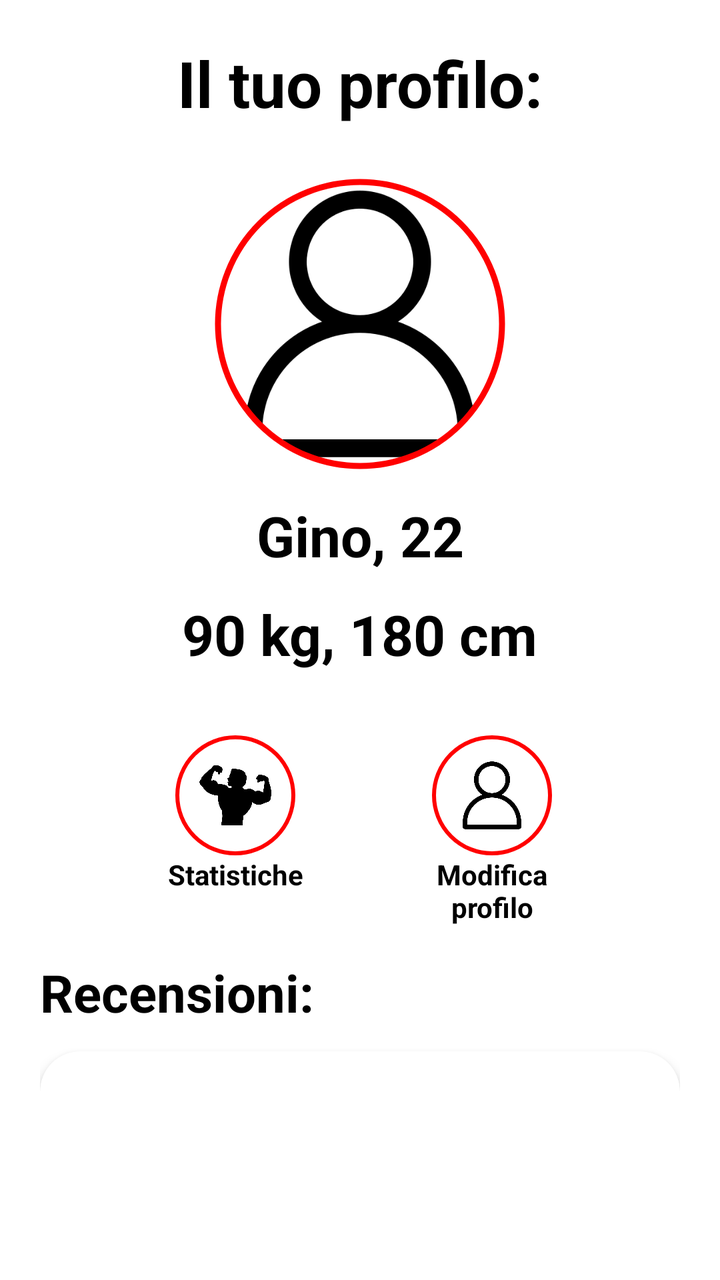
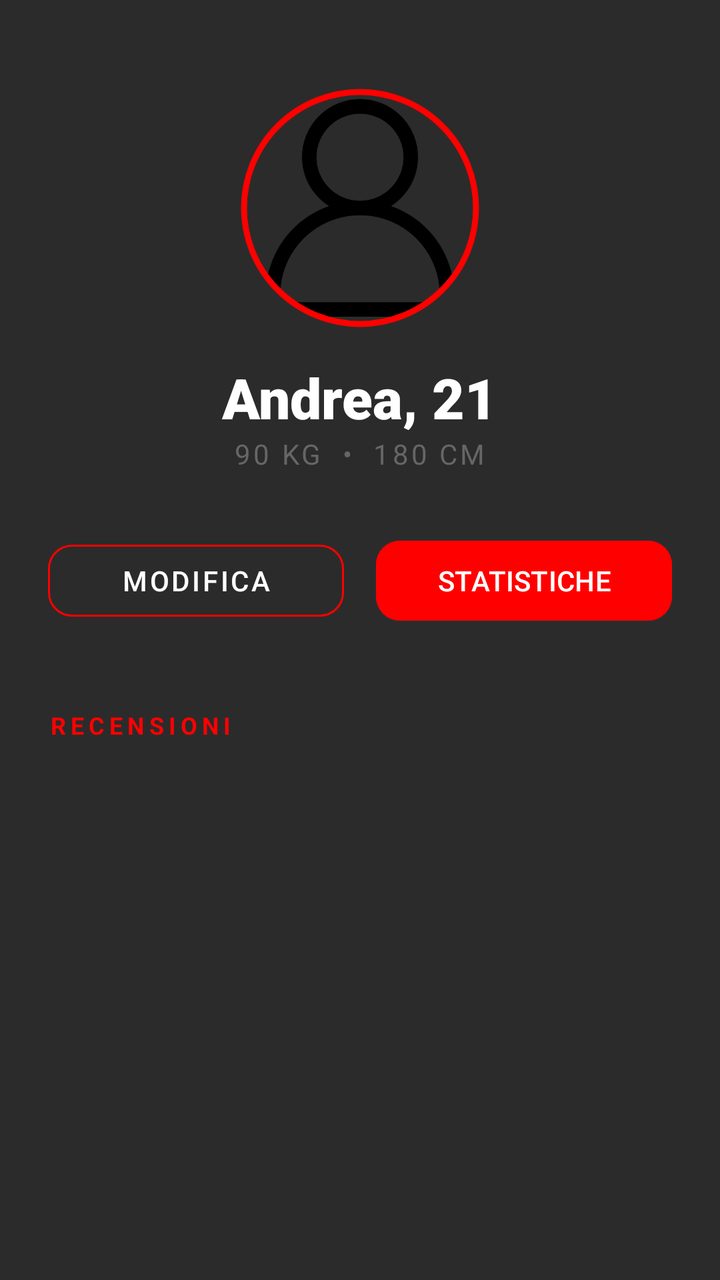

Before-and-after screenshots of an Android layout around one commit, followed by the original layout XML and the change that was made.
<!-- AndroidManifest.xml: application theme Theme.FightHub -->
<!-- res/layout/fragment_main_profilo_utente.xml -->
<?xml version="1.0" encoding="utf-8"?>
<androidx.core.widget.NestedScrollView xmlns:android="http://schemas.android.com/apk/res/android"
    xmlns:app="http://schemas.android.com/apk/res-auto"
    xmlns:tools="http://schemas.android.com/tools"
    android:layout_width="match_parent"
    android:layout_height="match_parent"
    android:background="@color/white"
    android:fillViewport="true">

    <androidx.constraintlayout.widget.ConstraintLayout
        android:layout_width="match_parent"
        android:layout_height="wrap_content"
        android:padding="20dp">

        <androidx.fragment.app.FragmentContainerView
            android:id="@+id/fragment_profilo_container"
            android:layout_width="match_parent"
            android:layout_height="match_parent"
            app:layout_constraintBottom_toBottomOf="parent"
            app:layout_constraintEnd_toEndOf="parent"
            app:layout_constraintStart_toStartOf="parent"
            app:layout_constraintTop_toTopOf="parent" />

        <TextView
            android:id="@+id/tvTitolo"
            android:layout_width="wrap_content"
            android:layout_height="wrap_content"
            android:text="Il tuo profilo:"
            android:textColor="@color/black"
            android:textSize="32sp"
            android:textStyle="bold"
            app:layout_constraintEnd_toEndOf="parent"
            app:layout_constraintStart_toStartOf="parent"
            app:layout_constraintTop_toTopOf="parent" />

        <com.google.android.material.imageview.ShapeableImageView
            android:id="@+id/ivProfilo"
            android:layout_width="150dp"
            android:layout_height="150dp"
            android:layout_marginTop="24dp"
            android:padding="4dp"
            android:scaleType="centerCrop"
            android:clickable="true"
            android:focusable="true"
            android:onClick="apriProfilo"
            android:src="@drawable/icona_profilo_navbar"
            app:layout_constraintEnd_toEndOf="parent"
            app:layout_constraintStart_toStartOf="parent"
            app:layout_constraintTop_toBottomOf="@id/tvTitolo"
            app:shapeAppearanceOverlay="@style/CircleImage"
            app:strokeColor="#FF0000"
            app:strokeWidth="3dp" />

        <TextView
            android:id="@+id/tvNomeEta"
            android:layout_width="wrap_content"
            android:layout_height="wrap_content"
            android:layout_marginTop="12dp"
            android:text="Gino, 22"
            android:textColor="@color/black"
            android:textSize="28sp"
            android:textStyle="bold"
            app:layout_constraintEnd_toEndOf="parent"
            app:layout_constraintStart_toStartOf="parent"
            app:layout_constraintTop_toBottomOf="@id/ivProfilo" />
        <TextView
            android:id="@+id/tvPesoAltezza"
            android:layout_width="wrap_content"
            android:layout_height="wrap_content"
            android:layout_marginTop="12dp"
            android:text="90 kg, 180 cm"
            android:textColor="@color/black"
            android:textSize="28sp"
            android:textStyle="bold"
            app:layout_constraintEnd_toEndOf="parent"
            app:layout_constraintStart_toStartOf="parent"
            app:layout_constraintTop_toBottomOf="@id/tvNomeEta" />
        <LinearLayout
        android:id="@+id/btnStatistiche"
        android:layout_width="wrap_content"
        android:layout_height="wrap_content"
        android:layout_marginTop="32dp"
        android:gravity="center"
        android:orientation="vertical"
        app:layout_constraintEnd_toStartOf="@+id/btnModifica"
        app:layout_constraintHorizontal_bias="0.5"
        app:layout_constraintStart_toStartOf="parent"
        app:layout_constraintTop_toBottomOf="@id/tvPesoAltezza">
            <ImageView
        android:layout_width="60dp"
        android:layout_height="60dp"
        android:background="@drawable/circle_border_red"
        android:padding="12dp"
        android:src="@drawable/icona_uomo_navbar" />

        <TextView
            android:layout_width="wrap_content"
            android:layout_height="wrap_content"
            android:text="Statistiche"
            android:textColor="@color/black"
            android:textStyle="bold" />
    </LinearLayout>

        <LinearLayout
            android:id="@+id/btnModifica"
            android:layout_width="wrap_content"
            android:layout_height="wrap_content"
            android:gravity="center"
            android:orientation="vertical"
            app:layout_constraintEnd_toEndOf="parent"
            app:layout_constraintHorizontal_bias="0.5"
            app:layout_constraintStart_toEndOf="@+id/btnStatistiche"
            app:layout_constraintTop_toTopOf="@id/btnStatistiche">
            <ImageView
            android:layout_width="60dp"
            android:layout_height="60dp"
            android:background="@drawable/circle_border_red"
            android:padding="12dp"
            android:src="@drawable/icona_profilo_navbar" />

            <TextView
                android:layout_width="wrap_content"
                android:layout_height="wrap_content"
                android:text="Modifica\nprofilo"
                android:gravity="center"
                android:textColor="@color/black"
                android:textStyle="bold" />
        </LinearLayout>

        <TextView
            android:id="@+id/tvRecensioniTitolo"
            android:layout_width="wrap_content"
            android:layout_height="wrap_content"
            android:layout_marginTop="32dp"
            android:text="Recensioni:"
            android:textColor="@color/black"
            android:textSize="26sp"
            android:textStyle="bold"
            app:layout_constraintStart_toStartOf="parent"
            app:layout_constraintTop_toBottomOf="@id/btnStatistiche" />
        <androidx.cardview.widget.CardView
        android:layout_width="match_parent"
        android:layout_height="wrap_content"
        android:layout_marginTop="12dp"
        app:cardCornerRadius="20dp"
        app:cardElevation="4dp"
        app:layout_constraintTop_toBottomOf="@id/tvRecensioniTitolo">
            <androidx.recyclerview.widget.RecyclerView
        android:id="@+id/rvRecensioni"
        android:layout_width="match_parent"
        android:layout_height="300dp"
        android:padding="8dp" />
    </androidx.cardview.widget.CardView>

    </androidx.constraintlayout.widget.ConstraintLayout>
</androidx.core.widget.NestedScrollView>
<!-- resources referenced by this layout -->
<resources>
  <color name="black">#FF000000</color>
  <color name="white">#FFFFFFFF</color>
  <!-- drawable circle_border_red (drawable) -->
  <?xml version="1.0" encoding="utf-8"?>
  <shape xmlns:android="http://schemas.android.com/apk/res/android"
      android:shape="oval">
  
      <stroke
          android:width="2dp"
          android:color="#FF0000" />
  
      <solid android:color="@android:color/transparent" />
  
      <padding
          android:left="12dp"
          android:top="12dp"
          android:right="12dp"
          android:bottom="12dp" />
  </shape>
  <!-- drawable icona_profilo_navbar: png bitmap (drawable, 12185 bytes) -->
  <!-- drawable icona_uomo_navbar: png bitmap (drawable, 39380 bytes) -->
  <style name="CircleImage">
          <item name="cornerSize">50%</item>
      </style>
  <style name="Theme.FightHub" parent="Base.Theme.FightHub" />
  <style name="Base.Theme.FightHub" parent="Theme.Material3.DayNight.NoActionBar">
          
          
      </style>
</resources>

<!-- the commit's change to res/layout/fragment_main_profilo_utente.xml (unified diff, before → after) -->
@@ -1,156 +1,104 @@
 <?xml version="1.0" encoding="utf-8"?>
-<androidx.core.widget.NestedScrollView xmlns:android="http://schemas.android.com/apk/res/android"
+<androidx.constraintlayout.widget.ConstraintLayout xmlns:android="http://schemas.android.com/apk/res/android"
     xmlns:app="http://schemas.android.com/apk/res-auto"
-    xmlns:tools="http://schemas.android.com/tools"
     android:layout_width="match_parent"
     android:layout_height="match_parent"
-    android:background="@color/white"
-    android:fillViewport="true">
+    android:background="#2C2B2B"
+    android:padding="24dp">
 
-    <androidx.constraintlayout.widget.ConstraintLayout
-        android:layout_width="match_parent"
-        android:layout_height="wrap_content"
-        android:padding="20dp">
+    
+    <com.google.android.material.imageview.ShapeableImageView
+        android:id="@+id/ivProfilo"
+        android:layout_width="120dp"
+        android:layout_height="120dp"
+        android:layout_marginTop="20dp"
+        android:padding="2dp"
+        android:src="@drawable/icona_profilo_navbar"
+        app:layout_constraintEnd_toEndOf="parent"
+        app:layout_constraintStart_toStartOf="parent"
+        app:layout_constraintTop_toTopOf="parent"
+        app:shapeAppearanceOverlay="@style/CircleImage"
+        app:strokeColor="#FF0000"
+        app:strokeWidth="3dp" />
 
-        <androidx.fragment.app.FragmentContainerView
-            android:id="@+id/fragment_profilo_container"
-            android:layout_width="match_parent"
-            android:layout_height="match_parent"
-            app:layout_constraintBottom_toBottomOf="parent"
-            app:layout_constraintEnd_toEndOf="parent"
-            app:layout_constraintStart_toStartOf="parent"
-            app:layout_constraintTop_toTopOf="parent" />
-
-        <TextView
-            android:id="@+id/tvTitolo"
-            android:layout_width="wrap_content"
-            android:layout_height="wrap_content"
-            android:text="Il tuo profilo:"
-            android:textColor="@color/black"
-            android:textSize="32sp"
-            android:textStyle="bold"
-            app:layout_constraintEnd_toEndOf="parent"
-            app:layout_constraintStart_toStartOf="parent"
-            app:layout_constraintTop_toTopOf="parent" />
-
-        <com.google.android.material.imageview.ShapeableImageView
-            android:id="@+id/ivProfilo"
-            android:layout_width="150dp"
-            android:layout_height="150dp"
-            android:layout_marginTop="24dp"
-            android:padding="4dp"
-            android:scaleType="centerCrop"
-            android:clickable="true"
-            android:focusable="true"
-            android:onClick="apriProfilo"
-            android:src="@drawable/icona_profilo_navbar"
-            app:layout_constraintEnd_toEndOf="parent"
-            app:layout_constraintStart_toStartOf="parent"
-            app:layout_constraintTop_toBottomOf="@id/tvTitolo"
-            app:shapeAppearanceOverlay="@style/CircleImage"
-            app:strokeColor="#FF0000"
-            app:strokeWidth="3dp" />
-
-        <TextView
-            android:id="@+id/tvNomeEta"
-            android:layout_width="wrap_content"
-            android:layout_height="wrap_content"
-            android:layout_marginTop="12dp"
-            android:text="Gino, 22"
-            android:textColor="@color/black"
-            android:textSize="28sp"
-            android:textStyle="bold"
-            app:layout_constraintEnd_toEndOf="parent"
-            app:layout_constraintStart_toStartOf="parent"
-            app:layout_constraintTop_toBottomOf="@id/ivProfilo" />
-        <TextView
-            android:id="@+id/tvPesoAltezza"
-            android:layout_width="wrap_content"
-            android:layout_height="wrap_content"
-            android:layout_marginTop="12dp"
-            android:text="90 kg, 180 cm"
-            android:textColor="@color/black"
-            android:textSize="28sp"
-            android:textStyle="bold"
-            app:layout_constraintEnd_toEndOf="parent"
-            app:layout_constraintStart_toStartOf="parent"
-            app:layout_constraintTop_toBottomOf="@id/tvNomeEta" />
-        <LinearLayout
-        android:id="@+id/btnStatistiche"
+    
+    <TextView
+        android:id="@+id/tvNomeEta"
         android:layout_width="wrap_content"
         android:layout_height="wrap_content"
-        android:layout_marginTop="32dp"
-        android:gravity="center"
-        android:orientation="vertical"
-        app:layout_constraintEnd_toStartOf="@+id/btnModifica"
+        android:layout_marginTop="16dp"
+        android:text="Andrea, 21"
+        android:textColor="#FFFFFF"
+        android:textSize="28sp"
+        android:fontFamily="sans-serif-black"
+        app:layout_constraintEnd_toEndOf="parent"
+        app:layout_constraintStart_toStartOf="parent"
+        app:layout_constraintTop_toBottomOf="@id/ivProfilo" />
+
+    
+    <TextView
+        android:id="@+id/tvPesoAltezza"
+        android:layout_width="wrap_content"
+        android:layout_height="wrap_content"
+        android:text="90 KG  •  180 CM"
+        android:textColor="#666666"
+        android:textSize="14sp"
+        android:letterSpacing="0.1"
+        app:layout_constraintEnd_toEndOf="parent"
+        app:layout_constraintStart_toStartOf="parent"
+        app:layout_constraintTop_toBottomOf="@id/tvNomeEta" />
+
+    
+    <com.google.android.material.button.MaterialButton
+        android:id="@+id/btnModifica"
+        style="@style/Widget.MaterialComponents.Button.OutlinedButton"
+        android:layout_width="0dp"
+        android:layout_height="wrap_content"
+        android:layout_marginTop="30dp"
+        android:layout_marginEnd="8dp"
+        android:text="MODIFICA"
+        android:textColor="#FFFFFF"
+        app:strokeColor="#FD0000"
+        app:cornerRadius="12dp"
+        app:layout_constraintEnd_toStartOf="@+id/btnStatistiche"
         app:layout_constraintHorizontal_bias="0.5"
         app:layout_constraintStart_toStartOf="parent"
-        app:layout_constraintTop_toBottomOf="@id/tvPesoAltezza">
-            <ImageView
-        android:layout_width="60dp"
-        android:layout_height="60dp"
-        android:background="@drawable/circle_border_red"
-        android:padding="12dp"
-        android:src="@drawable/icona_uomo_navbar" />
+        app:layout_constraintTop_toBottomOf="@id/tvPesoAltezza" />
 
-        <TextView
-            android:layout_width="wrap_content"
-            android:layout_height="wrap_content"
-            android:text="Statistiche"
-            android:textColor="@color/black"
-            android:textStyle="bold" />
-    </LinearLayout>
+    <com.google.android.material.button.MaterialButton
+        android:id="@+id/btnStatistiche"
+        android:layout_width="0dp"
+        android:layout_height="wrap_content"
+        android:layout_marginStart="8dp"
+        android:backgroundTint="#FF0000"
+        android:text="STATISTICHE"
+        android:textColor="#FFFFFF"
+        app:cornerRadius="12dp"
+        app:layout_constraintEnd_toEndOf="parent"
+        app:layout_constraintHorizontal_bias="0.5"
+        app:layout_constraintStart_toEndOf="@+id/btnModifica"
+        app:layout_constraintTop_toTopOf="@id/btnModifica" />
 
-        <LinearLayout
-            android:id="@+id/btnModifica"
-            android:layout_width="wrap_content"
-            android:layout_height="wrap_content"
-            android:gravity="center"
-            android:orientation="vertical"
-            app:layout_constraintEnd_toEndOf="parent"
-            app:layout_constraintHorizontal_bias="0.5"
-            app:layout_constraintStart_toEndOf="@+id/btnStatistiche"
-            app:layout_constraintTop_toTopOf="@id/btnStatistiche">
-            <ImageView
-            android:layout_width="60dp"
-            android:layout_height="60dp"
-            android:background="@drawable/circle_border_red"
-            android:padding="12dp"
-            android:src="@drawable/icona_profilo_navbar" />
+    <TextView
+        android:id="@+id/tvRecensioniTitolo"
+        android:layout_width="wrap_content"
+        android:layout_height="wrap_content"
+        android:layout_marginTop="40dp"
+        android:text="RECENSIONI"
+        android:textColor="#FF0000"
+        android:textSize="12sp"
+        android:textStyle="bold"
+        android:letterSpacing="0.2"
+        app:layout_constraintStart_toStartOf="parent"
+        app:layout_constraintTop_toBottomOf="@id/btnModifica" />
 
-            <TextView
-                android:layout_width="wrap_content"
-                android:layout_height="wrap_content"
-                android:text="Modifica\nprofilo"
-                android:gravity="center"
-                android:textColor="@color/black"
-                android:textStyle="bold" />
-        </LinearLayout>
-
-        <TextView
-            android:id="@+id/tvRecensioniTitolo"
-            android:layout_width="wrap_content"
-            android:layout_height="wrap_content"
-            android:layout_marginTop="32dp"
-            android:text="Recensioni:"
-            android:textColor="@color/black"
-            android:textSize="26sp"
-            android:textStyle="bold"
-            app:layout_constraintStart_toStartOf="parent"
-            app:layout_constraintTop_toBottomOf="@id/btnStatistiche" />
-        <androidx.cardview.widget.CardView
-        android:layout_width="match_parent"
-        android:layout_height="wrap_content"
-        android:layout_marginTop="12dp"
-        app:cardCornerRadius="20dp"
-        app:cardElevation="4dp"
-        app:layout_constraintTop_toBottomOf="@id/tvRecensioniTitolo">
-            <androidx.recyclerview.widget.RecyclerView
+    
+    <androidx.recyclerview.widget.RecyclerView
         android:id="@+id/rvRecensioni"
         android:layout_width="match_parent"
-        android:layout_height="300dp"
-        android:padding="8dp" />
-    </androidx.cardview.widget.CardView>
+        android:layout_height="0dp"
+        android:layout_marginTop="8dp"
+        app:layout_constraintBottom_toBottomOf="parent"
+        app:layout_constraintTop_toBottomOf="@id/tvRecensioniTitolo" />
 
-    </androidx.constraintlayout.widget.ConstraintLayout>
-</androidx.core.widget.NestedScrollView>
+</androidx.constraintlayout.widget.ConstraintLayout>
<!-- resource entries referenced after the edit -->
@@ -1,26 +1,6 @@
 <!-- resources referenced by this layout -->
 <resources>
-  <color name="black">#FF000000</color>
-  <color name="white">#FFFFFFFF</color>
-  <!-- drawable circle_border_red (drawable) -->
-  <?xml version="1.0" encoding="utf-8"?>
-  <shape xmlns:android="http://schemas.android.com/apk/res/android"
-      android:shape="oval">
-  
-      <stroke
-          android:width="2dp"
-          android:color="#FF0000" />
-  
-      <solid android:color="@android:color/transparent" />
-  
-      <padding
-          android:left="12dp"
-          android:top="12dp"
-          android:right="12dp"
-          android:bottom="12dp" />
-  </shape>
   <!-- drawable icona_profilo_navbar: png bitmap (drawable, 12185 bytes) -->
-  <!-- drawable icona_uomo_navbar: png bitmap (drawable, 39380 bytes) -->
   <style name="CircleImage">
           <item name="cornerSize">50%</item>
       </style>
